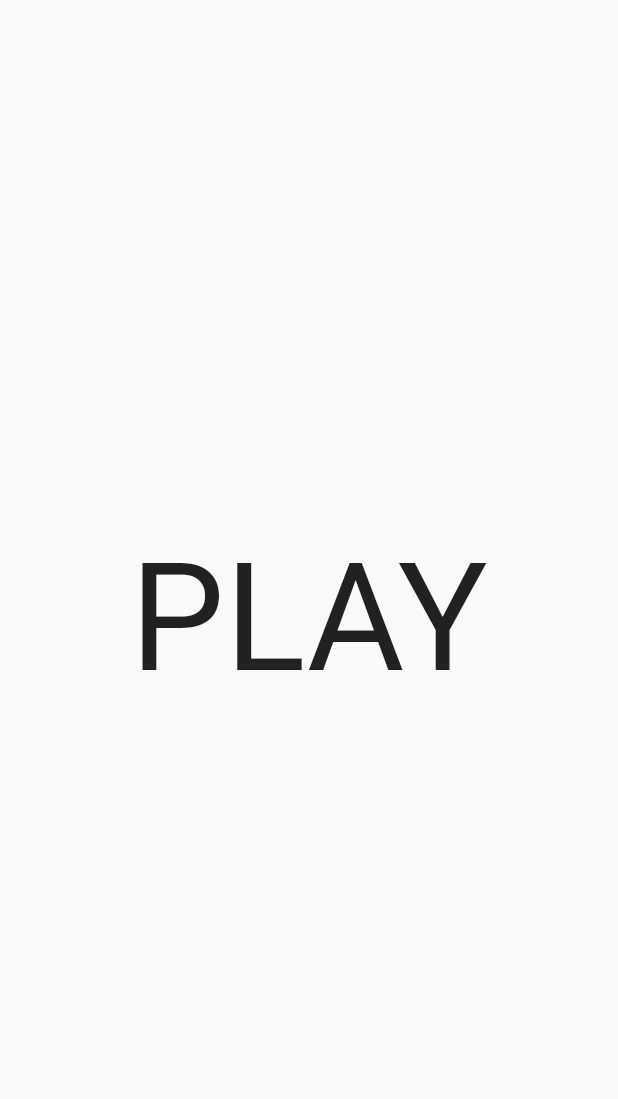
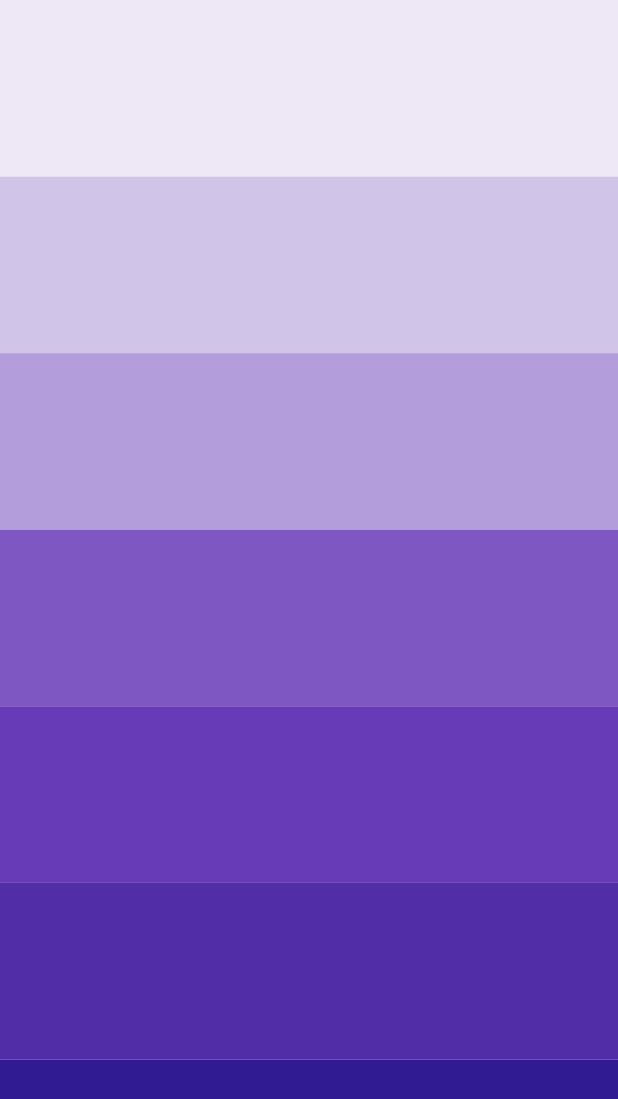
Before and after one commit to a-tiny-developer/xylophone_flutter, a Flutter app: the screen it shows after launch, on a phone screen of 412 x 824 dp. Shown: the top 1099 px of the screen. Run offline on Flutter 3.47's test engine with Material 2 defaults, Android fonts, the phone set to English and light mode, and no system bars; our stand-ins replace audioplayers.

Commit message:
Finished UI, Xylophone complete

```diff
--- a/lib/screens/home.dart
+++ b/lib/screens/home.dart
@@ -1,29 +1,25 @@
 import 'package:flutter/material.dart';
 
-import 'package:audioplayers/audioplayers.dart';
+import '../widgets/widgets.dart';
+import '../models/models.dart';
 
 class HomeScreen extends StatelessWidget {
   const HomeScreen({Key? key}) : super(key: key);
 
-  static AudioCache player = AudioCache();
-
   @override
   Widget build(BuildContext context) {
     return Scaffold(
-      body: SafeArea(
-        child: Center(
-          child: InkWell(
-            onTap: () {
-              player.play('note1.wav');
-            },
-            child: const Text(
-              'PLAY',
-              style: TextStyle(
-                fontSize: 100,
+      body: Column(
+        children: Notes.notes.map(
+          (note) {
+            return Expanded(
+              child: SoundBar(
+                color: note.color,
+                noteName: note.name,
               ),
-            ),
-          ),
-        ),
+            );
+          },
+        ).toList(),
       ),
     );
   }
--- /dev/null
+++ b/lib/widgets/sound_bar.dart
@@ -0,0 +1,26 @@
+import 'package:audioplayers/audioplayers.dart';
+import 'package:flutter/material.dart';
+
+class SoundBar extends StatelessWidget {
+  const SoundBar({
+    Key? key,
+    required this.color,
+    required this.noteName,
+  }) : super(key: key);
+
+  final Color color;
+  final String noteName;
+
+  @override
+  Widget build(BuildContext context) {
+    return InkWell(
+      onTap: () {
+        final player = AudioCache();
+        player.play(noteName);
+      },
+      child: Container(
+        color: color,
+      ),
+    );
+  }
+}
--- /dev/null
+++ b/lib/widgets/widgets.dart
@@ -0,0 +1 @@
+export 'sound_bar.dart';
```
